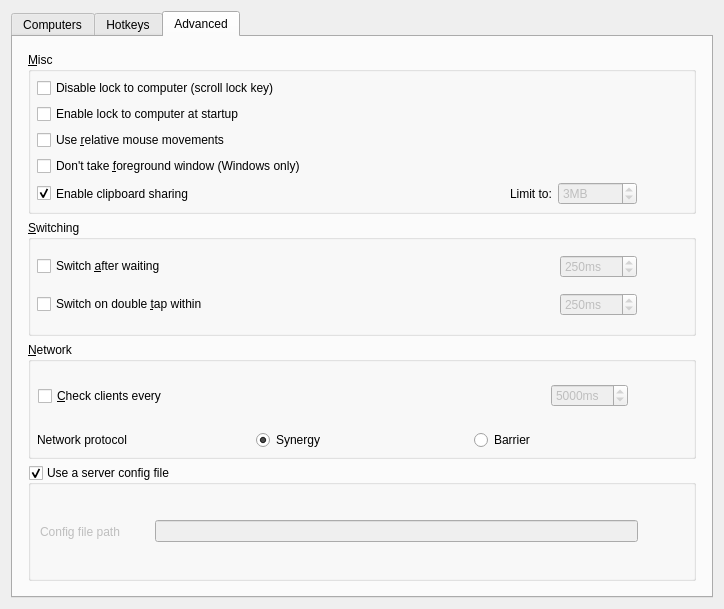
First picture: the form in src/lib/gui/dialogs/ServerConfigDialog.ui, repository deskflow/deskflow, before the edit.
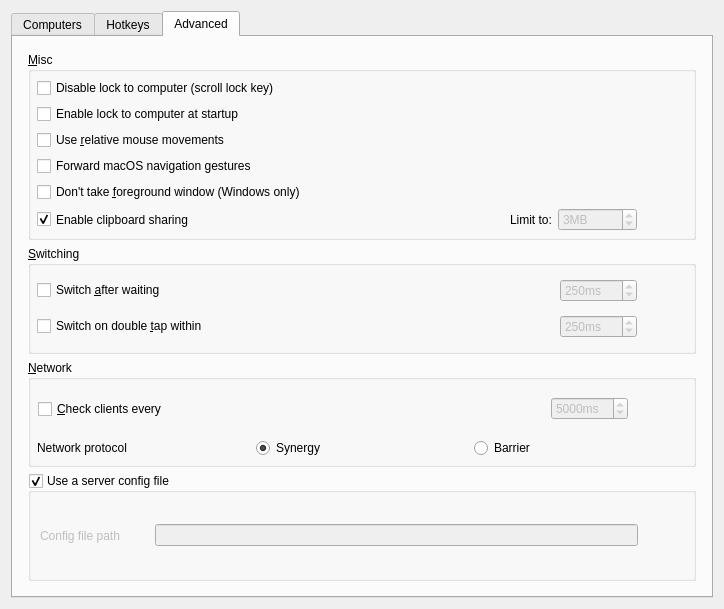
Second picture: the form after the edit. The open tabs and pages were chosen to show the change. Icons and pictures are not drawn. Custom widgets are drawn as their Qt base class.

Commit message: refactor(macos): use public swipe events for navigation actions

Diff of the .ui file:
```diff
--- a/src/lib/gui/dialogs/ServerConfigDialog.ui
+++ b/src/lib/gui/dialogs/ServerConfigDialog.ui
@@ -367,6 +367,16 @@
             </property>
            </widget>
           </item>
+          <item>
+           <widget class="QCheckBox" name="cbMacNavigationGestures">
+            <property name="text">
+             <string>Forward macOS navigation gestures</string>
+            </property>
+            <property name="toolTip">
+             <string>Forwards macOS back and forward gestures as standard mouse buttons while controlling a client.</string>
+            </property>
+           </widget>
+          </item>
           <item>
            <widget class="QCheckBox" name="cbWin32KeepForeground">
             <property name="enabled">
```
The commit also changes 16 other files.
